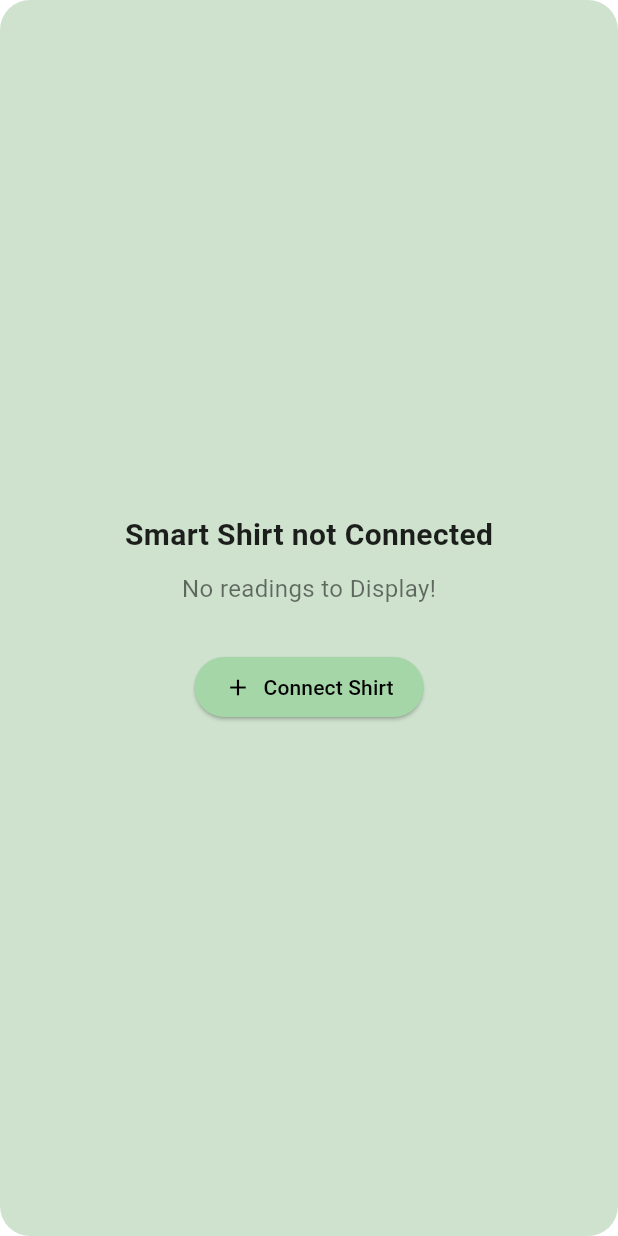
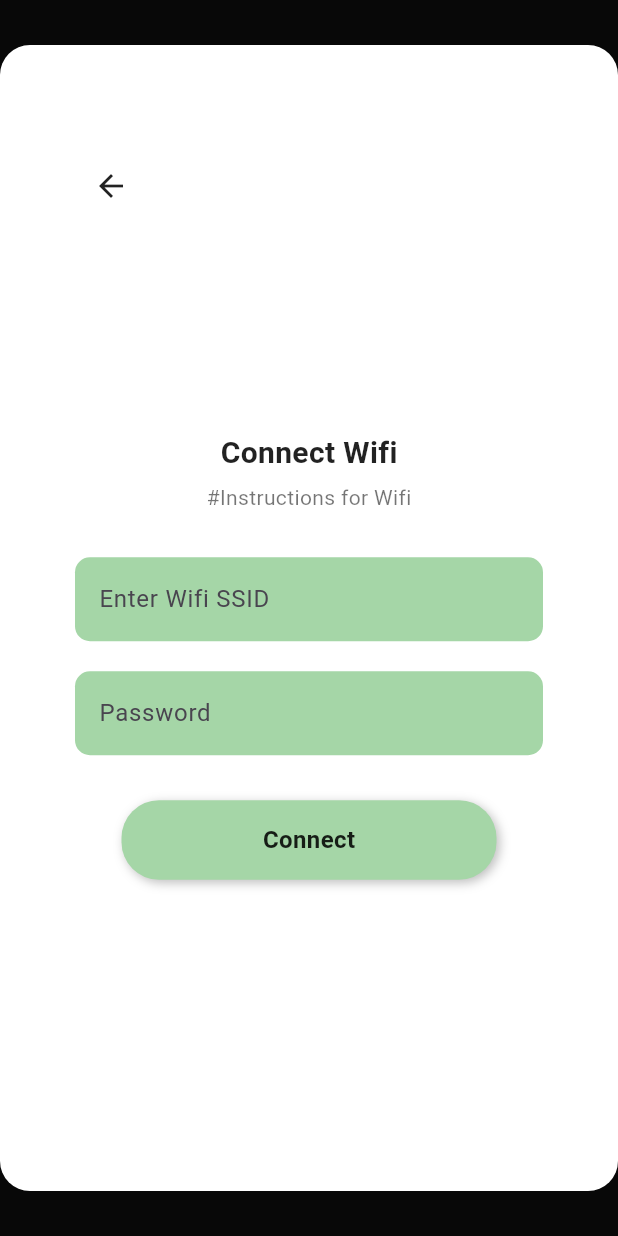
Before and after one commit to hibasiddiqui6/VitalSense, a Flutter app: the SmartShirtScreen screen opened directly, after a tap on "Connect Shirt", on a phone screen of 412 x 824 dp. Run offline on Flutter 3.47's test engine with Material 3 defaults, Android fonts, the phone set to English and light mode, and no system bars; our stand-ins replace shared_preferences; accounts and stored records are empty.

Commit message:
all pages done except db connection

```diff
--- a/lib/main.dart
+++ b/lib/main.dart
@@ -6,7 +6,7 @@ void main() {
 }
 
 class VitalSenseApp extends StatelessWidget {
-  const VitalSenseApp({Key? key}) : super(key: key);
+  const VitalSenseApp({super.key});
 
   @override
   Widget build(BuildContext context) {
--- a/lib/shirt_connection.dart
+++ b/lib/shirt_connection.dart
@@ -1,4 +1,5 @@
 import 'package:flutter/material.dart';
+import 'wifi_credential.dart'; // Import the file containing WifiCredentialScreen
 
 void main() {
   runApp(const MyApp());
@@ -21,17 +22,20 @@ class SmartShirtScreen extends StatelessWidget {
 
   @override
   Widget build(BuildContext context) {
-    final maxHeight = MediaQuery.of(context).size.height; // Get screen height
+    final maxHeight = MediaQuery.of(context).size.height - 60; // Get screen height
 
     return Scaffold(
-      backgroundColor: Colors.white, // Set background color of entire screen to white
+      backgroundColor: const Color.fromARGB(255, 0, 0, 0), // Set background color of entire screen to white
       body: Center(
         child: ConstrainedBox(
           constraints: BoxConstraints(
             maxWidth: 412, // Fixed width
             maxHeight: maxHeight, // Responsive height
           ),
-          child: Container(
+          child: Stack(
+            children: [
+              // Main content inside the frame
+              Container(
                 width: double.infinity, // Full width of the container
                 decoration: BoxDecoration(
                   color: const Color.fromARGB(255, 206, 226, 206), // SkyBlue color for the frame
@@ -41,6 +45,7 @@ class SmartShirtScreen extends StatelessWidget {
                 child: Column(
                   mainAxisAlignment: MainAxisAlignment.center,
                   children: [
+                    const SizedBox(height: 40), // Space for back button
                     const Text(
                       'Smart Shirt not Connected',
                       style: TextStyle(
@@ -60,7 +65,12 @@ class SmartShirtScreen extends StatelessWidget {
                     const SizedBox(height: 30),
                     ElevatedButton.icon(
                       onPressed: () {
-                    // Add your connection logic here
+                        Navigator.push(
+                          context,
+                          MaterialPageRoute(
+                            builder: (context) => const ConnectWifiScreen(),
+                          ),
+                        );
                       },
                       icon: const Icon(Icons.add),
                       label: const Text('Connect Shirt'),
@@ -76,6 +86,19 @@ class SmartShirtScreen extends StatelessWidget {
                   ],
                 ),
               ),
+              // Back button positioned at the top left inside the frame
+              Positioned(
+                top: 60,
+                left: 40,
+                child: IconButton(
+                  icon: const Icon(Icons.arrow_back, color: Colors.black87),
+                  onPressed: () {
+                    Navigator.pop(context); // Go back to the previous screen
+                  },
+                ),
+              ),
+            ],
+          ),
         ),
       ),
     );
--- a/lib/welcome_page.dart
+++ b/lib/welcome_page.dart
@@ -3,7 +3,7 @@ import 'login_patient.dart'; // Import the login page for user
 import 'login_specialist.dart'; // Import the login page for user
 
 class WelcomePage extends StatelessWidget {
-  const WelcomePage({Key? key}) : super(key: key);
+  const WelcomePage({super.key});
 
   @override
   Widget build(BuildContext context) {
@@ -15,7 +15,7 @@ class WelcomePage extends StatelessWidget {
           child: Container(
             width: 412, // Fixed width for the app
             constraints: BoxConstraints(
-              maxHeight: screenHeight, // Use full screen height responsively
+              maxHeight: screenHeight - 60 , // Use full screen height responsively
             ),
             decoration: BoxDecoration(
               border: Border.all(color: Colors.black), // Optional: border for visibility
@@ -36,7 +36,7 @@ class WelcomePage extends StatelessWidget {
                 ),
                 // Content
                 Padding(
-                  padding: const EdgeInsets.symmetric(horizontal: 38, vertical: 120),
+                  padding: const EdgeInsets.symmetric(horizontal: 38, vertical:90),
                   child: Column(
                     crossAxisAlignment: CrossAxisAlignment.center,
                     children: [
--- /dev/null
+++ b/lib/wifi_credential.dart
@@ -0,0 +1,205 @@
+import 'package:flutter/material.dart';
+
+void main() {
+  runApp(const MyApp());
+}
+
+class MyApp extends StatelessWidget {
+  const MyApp({Key? key}) : super(key: key);
+
+  @override
+  Widget build(BuildContext context) {
+    return MaterialApp(
+      debugShowCheckedModeBanner: false,
+      home: const ConnectWifiScreen(),
+    );
+  }
+}
+
+class ConnectWifiScreen extends StatelessWidget {
+  const ConnectWifiScreen({Key? key}) : super(key: key);
+
+  @override
+  Widget build(BuildContext context) {
+    final maxHeight = MediaQuery.of(context).size.height - 60; // Calculate height for responsiveness
+
+    return Scaffold(
+      backgroundColor: const Color.fromARGB(255, 8, 8, 8), // Dark background for the overall screen
+      body: Center(
+        child: SingleChildScrollView(
+          child: Container(
+            width: 412, // Fixed width for the content frame
+            constraints: BoxConstraints(
+              maxHeight: maxHeight, // Responsive height based on screen size
+            ),
+            padding: const EdgeInsets.symmetric(horizontal: 50.0, vertical: 70.0),
+            decoration: BoxDecoration(
+              color: const Color.fromARGB(255, 255, 255, 255), // Light background for the frame
+              borderRadius: BorderRadius.circular(20.0),
+            ),
+            child: Stack(
+              children: [
+                // Back button inside the frame, position adjustable
+                Container(
+                  margin: EdgeInsets.fromLTRB(0, 0, 30, 10),
+                   // Adjust this to change the horizontal position
+                  child: IconButton(
+                    icon: const Icon(Icons.arrow_back, color: Colors.black87),
+                    onPressed: () {
+                      Navigator.of(context).pop(); // Go back to the previous screen
+                    },
+                  ),
+                ),
+                // Main content within the frame
+                Column(
+                  mainAxisAlignment: MainAxisAlignment.center,
+                  crossAxisAlignment: CrossAxisAlignment.center, // Center the content
+                  children: [
+                    const SizedBox(height: 50), // Adjust space below back icon
+                    const Text(
+                      'Connect Wifi',
+                      style: TextStyle(
+                        fontSize: 20,
+                        fontWeight: FontWeight.bold,
+                        color: Colors.black87,
+                      ),
+                    ),
+                    const SizedBox(height: 5),
+                    const Text(
+                      '#Instructions for Wifi',
+                      style: TextStyle(
+                        fontSize: 14,
+                        color: Colors.black54,
+                      ),
+                    ),
+                    const SizedBox(height: 30),
+                    // Wifi SSID TextField with fixed width
+                    Container(
+                      width: 350, // Adjust the width for the input box
+                      child: TextField(
+                        decoration: InputDecoration(
+                          hintText: 'Enter Wifi SSID',
+                          fillColor: Colors.green.shade200,
+                          filled: true,
+                          border: OutlineInputBorder(
+                            borderRadius: BorderRadius.circular(10.0),
+                            borderSide: BorderSide.none,
+                          ),
+                        ),
+                      ),
+                    ),
+                    const SizedBox(height: 20),
+                    // Password TextField with fixed width
+                    Container(
+                      width: 350, // Adjust the width for the input box
+                      child: TextField(
+                        obscureText: true,
+                        decoration: InputDecoration(
+                          hintText: 'Password',
+                          fillColor: Colors.green.shade200,
+                          filled: true,
+                          border: OutlineInputBorder(
+                            borderRadius: BorderRadius.circular(10.0),
+                            borderSide: BorderSide.none,
+                          ),
+                        ),
+                      ),
+                    ),
+                    const SizedBox(height: 30),
+                    // Connect Button
+                    GestureDetector(
+                      onTap: () {
+                        showDialog(
+                          context: context,
+                          builder: (BuildContext context) {
+                            return AlertDialog(
+                              shape: RoundedRectangleBorder(
+                                borderRadius: BorderRadius.circular(20.0),
+                              ),
+                              backgroundColor: Colors.green.shade100,
+                              content: SizedBox(
+                                width: 300,
+                                child: Column(
+                                  mainAxisSize: MainAxisSize.min,
+                                  children: [
+                                    const Text(
+                                      'ID: ######',
+                                      style: TextStyle(
+                                        fontWeight: FontWeight.bold,
+                                        fontSize: 18,
+                                        color: Colors.black87,
+                                      ),
+                                    ),
+                                    const SizedBox(height: 10),
+                                    const Text(
+                                      'Smart Shirt Connected',
+                                      style: TextStyle(
+                                        fontSize: 16,
+                                        color: Colors.black87,
+                                      ),
+                                    ),
+                                    const SizedBox(height: 20),
+                                    ElevatedButton(
+                                      style: ElevatedButton.styleFrom(
+                                        backgroundColor: Colors.green.shade300,
+                                        shape: RoundedRectangleBorder(
+                                          borderRadius: BorderRadius.circular(20),
+                                        ),
+                                        padding: const EdgeInsets.symmetric(
+                                            horizontal: 30, vertical: 10),
+                                      ),
+                                      onPressed: () {
+                                        Navigator.of(context).pop();
+                                      },
+                                      child: const Text(
+                                        'OK',
+                                        style: TextStyle(
+                                          color: Colors.black87,
+                                          fontSize: 16,
+                                          fontWeight: FontWeight.bold,
+                                        ),
+                                      ),
+                                    ),
+                                  ],
+                                ),
+                              ),
+                            );
+                          },
+                        );
+                      },
+                      child: Container(
+                        width: 250,
+                        padding: const EdgeInsets.symmetric(vertical: 15),
+                        decoration: BoxDecoration(
+                          color: Colors.green.shade200,
+                          borderRadius: BorderRadius.circular(25),
+                          boxShadow: [
+                            BoxShadow(
+                              color: Colors.black26,
+                              blurRadius: 5,
+                              offset: const Offset(2, 2),
+                            ),
+                          ],
+                        ),
+                        child: const Center(
+                          child: Text(
+                            'Connect',
+                            style: TextStyle(
+                              color: Colors.black87,
+                              fontSize: 16,
+                              fontWeight: FontWeight.bold,
+                            ),
+                          ),
+                        ),
+                      ),
+                    ),
+                  ],
+                ),
+              ],
+            ),
+          ),
+        ),
+      ),
+    );
+  }
+}
```
Also changed, not shown: lib/login_patient.dart (+14 -12 lines), lib/login_specialist.dart (+14 -15 lines), lib/register_patient.dart (+49 -20 lines), lib/register_specialist.dart (+4 -4 lines), lib/search_add_patient.dart (+8 -7 lines). Lines whose indentation alone changed are shown as unchanged.
